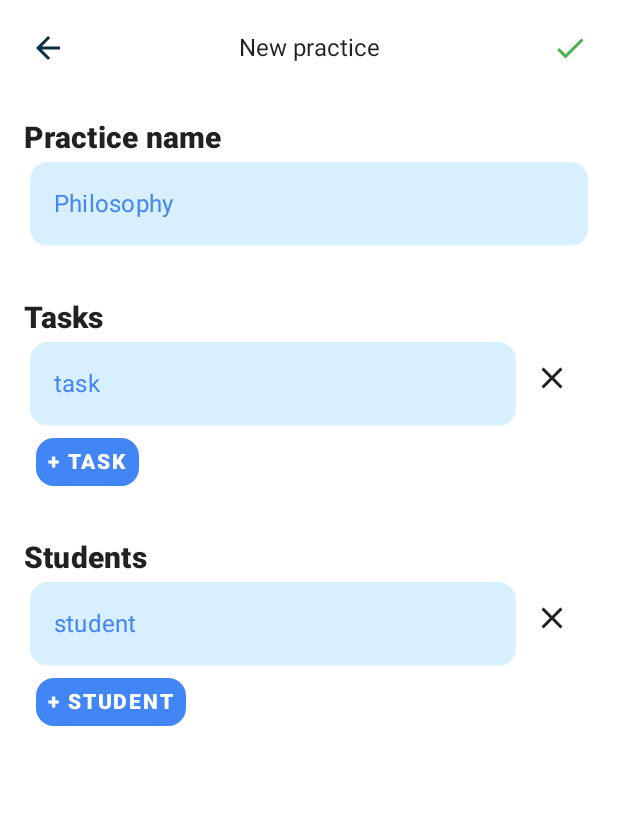
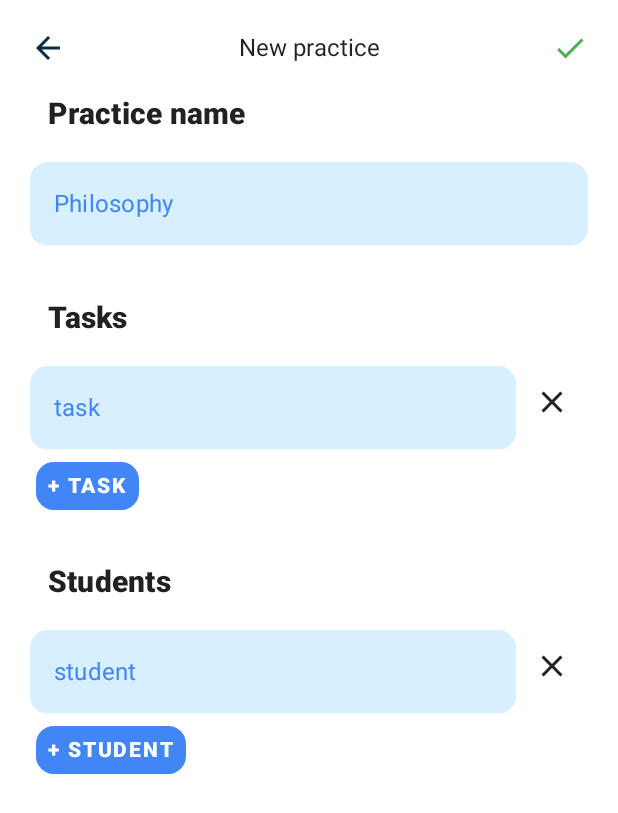
Before and after one commit to cryoggen/Student-Control, an Android app built with Jetpack Compose: the new_item_screen screen opened through its navigation route, on a phone screen of 412 x 824 dp. Shown: the top 813 px of the screen. Run offline under Robolectric (Android 15) with nearby library versions, the light colour scheme and no system bars; our stand-ins replace livedata-compose.

Commit message:
Refactoring EditPracticeScreen

```diff
--- a/app/src/main/AndroidManifest.xml
+++ b/app/src/main/AndroidManifest.xml
@@ -16,8 +16,8 @@
         <activity
             android:name=".presentation.ui.MainActivity"
             android:exported="true"
-            android:label="@string/app_name"
-            android:theme="@style/Theme.StudentControl">
+            android:theme="@style/Theme.StudentControl"
+            android:windowSoftInputMode="adjustResize" >
             <intent-filter>
                 <action android:name="android.intent.action.MAIN" />
 
--- a/app/src/main/java/com/cryoggen/studentcontrol/presentation/ui/edit/EditPracticeEditField.kt
+++ b/app/src/main/java/com/cryoggen/studentcontrol/presentation/ui/edit/EditPracticeEditField.kt
@@ -38,6 +38,7 @@ fun NewPracticeEditField(
     keyboardOptions: KeyboardOptions,
     placeholder: Int,
     editFieldStatus: EditFieldStatus,
+    focused: Boolean
 ) {
 
 
@@ -102,9 +103,11 @@ fun NewPracticeEditField(
 
             }
         }
+
+    if (focused) {
         DisposableEffect(Unit) {
             focusRequester.requestFocus()
             onDispose { }
         }
-
+    }
 }
--- a/app/src/main/java/com/cryoggen/studentcontrol/presentation/ui/edit/EditPracticeScreen.kt
+++ b/app/src/main/java/com/cryoggen/studentcontrol/presentation/ui/edit/EditPracticeScreen.kt
@@ -1,7 +1,12 @@
 package com.cryoggen.studentcontrol.presentation.ui.edit
 
+import android.annotation.SuppressLint
 import android.util.Log
 import androidx.compose.foundation.layout.*
+import androidx.compose.foundation.lazy.LazyColumn
+import androidx.compose.foundation.lazy.items
+import androidx.compose.foundation.lazy.itemsIndexed
+import androidx.compose.foundation.lazy.rememberLazyListState
 import androidx.compose.foundation.rememberScrollState
 import androidx.compose.foundation.text.KeyboardOptions
 import androidx.compose.foundation.verticalScroll
@@ -17,13 +22,22 @@ import androidx.compose.ui.text.input.KeyboardType
 import androidx.compose.ui.unit.dp
 import com.cryoggen.domain.models.*
 import com.cryoggen.studentcontrol.R
+import com.cryoggen.studentcontrol.ScreenStudentControlItem
 import com.cryoggen.studentcontrol.presentation.ui.list.ScreenState
 import com.cryoggen.studentcontrol.presentation.ui.list.SortStudents
 import com.cryoggen.studentcontrol.presentation.ui.menu.MenuScreen
 import com.cryoggen.studentcontrol.presentation.ui.menu.MenuType
 import com.cryoggen.studentcontrol.presentation.ui.navbar.Navbar
+import kotlinx.coroutines.delay
+import kotlinx.coroutines.launch
 import java.util.*
 
+enum class FocusFieldType {
+    TASK, STUDENT, NONE
+}
+
+
+@SuppressLint("CoroutineCreationDuringComposition")
 @Composable
 fun EditPracticeScreen(
     viewModel: EditPracticeScreenViewModel,
@@ -36,6 +50,13 @@ fun EditPracticeScreen(
         mutableStateOf(false)
     }
 
+    val listState = rememberLazyListState()
+
+    val coroutineScope = rememberCoroutineScope()
+
+    var focusFieldType by remember {
+        mutableStateOf(FocusFieldType.NONE)
+    }
 
     var menuOpen by remember { mutableStateOf(false) }
 
@@ -86,7 +107,7 @@ fun EditPracticeScreen(
             val mutableStateList = mutableStateListOf<TaskDomain>()
             val list = it.toList()
             for (i in list.indices step 2) {
-                mutableStateList.add(TaskDomain(it[i] as String, it[i+1] as String))
+                mutableStateList.add(TaskDomain(it[i] as String, it[i + 1] as String))
             }
             mutableStateList
         }
@@ -107,12 +128,13 @@ fun EditPracticeScreen(
                 list.add(student.id)
                 list.add(student.name)
             }
-            list},
+            list
+        },
         restore = {
             val mutableStateList = mutableStateListOf<StudentDomain>()
             val list = it.toList()
             for (i in list.indices step 2) {
-                mutableStateList.add(StudentDomain(it[i] as String, it[i+1] as String))
+                mutableStateList.add(StudentDomain(it[i] as String, it[i + 1] as String))
             }
             mutableStateList
         }
@@ -172,13 +194,15 @@ fun EditPracticeScreen(
             )
             Column(
                 modifier = Modifier
-                    .padding(16.dp)
+                    .padding(horizontal = 16.dp)
             ) {
 
-
+                LazyColumn(state = listState,modifier = Modifier.padding(vertical = 0.dp)) {
+                    item {
                         NewPracticeTextTitleEdit(text = stringResource(id = R.string.practice_name))
 
                         NewPracticeEditField(
+                            focused = false,
                             value = practice.name,
                             onValueChange = {
                                 practice = practice.copy(name = it)
@@ -193,21 +217,26 @@ fun EditPracticeScreen(
                         )
 
                         Spacer(Modifier.height(32.dp))
+                    }
 
+                    item {
                         NewPracticeTextTitleEdit(text = stringResource(id = R.string.tasks))
+                    }
 
-                for (i in 0 until tasks.size) {
+                    itemsIndexed(items = tasks) {indexTask, task,  ->
                         NewPracticeEditField(
-                        value = tasks[i].name,
+                            focused = (tasks.size - 1 == indexTask&&(focusFieldType == FocusFieldType.TASK)),
+                            value = task.name,
                             onValueChange = {
-                            tasks[i] = tasks[i].copy(name = it)
+                                tasks[indexTask] =
+                                    tasks[indexTask].copy(name = it)
                                 savePracticeButtonClicked = false
                             },
                             onDeleteEditField = {
-                            if (tasks[i].id != "") {
-                                viewModel.deleteTask(tasks[i].id)
+                                if (tasks[indexTask].id != "") {
+                                    viewModel.deleteTask(tasks[indexTask].id)
                                 }
-                            tasks.removeAt(i)
+                                tasks.removeAt(tasks.indexOf(task))
                             },
                             keyboardOptions = KeyboardOptions(
                                 keyboardType = KeyboardType.Text,
@@ -217,27 +246,36 @@ fun EditPracticeScreen(
                             editFieldStatus = EditFieldStatus.TASKS
                         )
                     }
-
+                    item {
                         NewPracticeScreenButton(
                             text = stringResource(id = R.string.new_task_name_text_button),
-                    addNewEditField = { tasks.add(TaskDomain(id = "", name = "")) }
+                            addNewEditField = {
+                                focusFieldType = FocusFieldType.TASK
+                                tasks.add(TaskDomain(id = "", name = ""))
+                            }
                         )
+                        Spacer(Modifier.height(32.dp))
+                    }
 
-                Spacer(Modifier.height(32.dp))
+                    item {
+                        NewPracticeTextTitleEdit(text = stringResource(id = R.string.students))
+                    }
 
-                NewPracticeTextTitleEdit(text = stringResource(id = R.string.students))
-                for (i in 0 until students.size) {
+                    itemsIndexed(items = students) { indexStudents, student ->
+
                         NewPracticeEditField(
-                        value = students[i].name,
+                            focused =  ((students.size - 1 == indexStudents)&&(focusFieldType == FocusFieldType.STUDENT)),
+                            value = students[indexStudents].name,
                             onValueChange = {
-                            students[i] = students[i].copy(name = it)
+                                students[indexStudents] =
+                                    students[indexStudents].copy(name = it)
                                 savePracticeButtonClicked = false
                             },
                             onDeleteEditField = {
-                            if (students[i].id != "") {
-                                viewModel.deleteStudent(students[i].id)
+                                if (students[students.indexOf(student)].id != "") {
+                                    viewModel.deleteStudent(students[students.indexOf(student)].id)
                                 }
-                            students.removeAt(i)
+                                students.removeAt(students.indexOf(student))
                             },
                             keyboardOptions = KeyboardOptions(
                                 keyboardType = KeyboardType.Text,
@@ -246,18 +284,33 @@ fun EditPracticeScreen(
                             placeholder = R.string.new_student_name_value,
                             editFieldStatus = EditFieldStatus.STUDENTS
                         )
+
+                        if ((students.size - 1 == indexStudents)&&(focusFieldType == FocusFieldType.STUDENT) ){
+                            coroutineScope.launch {
+                               delay(200)
+                                listState.scrollToItem(listState.layoutInfo.totalItemsCount)
                             }
+                        }
+                    }
+
+                    item {
                         NewPracticeScreenButton(
                             text = stringResource(id = R.string.new_student_text_button),
                             addNewEditField = {
+                                focusFieldType = FocusFieldType.STUDENT
+
                                 students.add(
                                     StudentDomain(
                                         id = "",
                                         name = "",
                                     )
                                 )
+
                             }
                         )
+                    }
+                }
+
             }
 
         }
--- a/app/src/main/java/com/cryoggen/studentcontrol/presentation/ui/edit/EditPracticeTextTitleEdit.kt
+++ b/app/src/main/java/com/cryoggen/studentcontrol/presentation/ui/edit/EditPracticeTextTitleEdit.kt
@@ -18,7 +18,8 @@ fun NewPracticeTextTitleEdit(
 ) {
     Box(
         modifier = Modifier
-            .padding(0.dp)
+            .padding(horizontal =  16.dp)
+            .padding(bottom = 16.dp)
 
     ) {
         Text(
--- a/app/src/main/java/com/cryoggen/studentcontrol/presentation/ui/list/ScreenStudentControl.kt
+++ b/app/src/main/java/com/cryoggen/studentcontrol/presentation/ui/list/ScreenStudentControl.kt
@@ -1,6 +1,9 @@
 package com.cryoggen.studentcontrol.presentation.ui.list
 
+import android.icu.util.Calendar
+import android.os.Build
 import android.util.Log
+import androidx.annotation.RequiresApi
 import androidx.compose.foundation.layout.*
 import androidx.compose.material.FloatingActionButton
 import androidx.compose.material.Icon
@@ -28,6 +31,7 @@ enum class SortStudents {
     CHECKED, UNCHECKED, ALL, NONE
 }
 
+@RequiresApi(Build.VERSION_CODES.N)
 @Composable
 fun ScreenStudentControl(
     screenState: ScreenState,
@@ -47,6 +51,8 @@ fun ScreenStudentControl(
         is ScreenState.Practices -> {
             viewModel.getPractices()
             screenState.listPractices = practices
+
+
         }
 
         is ScreenState.Tasks -> {
--- a/domain/src/main/java/com/cryoggen/domain/models/StudentControlDomain.kt
+++ b/domain/src/main/java/com/cryoggen/domain/models/StudentControlDomain.kt
@@ -6,7 +6,7 @@ import java.util.*
 data class PracticeDomain(
     val id:String = UUID.randomUUID().toString(),
     var name: String,
-    val date:String = Date().toString()
+    val date:String = Calendar.getInstance().time.time.toString()
 )
 
 data class StudentControlDomain(
@@ -29,7 +29,7 @@ data class CheckedStudentDomain(
 data class TaskDomain(
     var id:String = UUID.randomUUID().toString(),
     var name: String,
-    val date:String = Date().toString()
+    val date:String = Calendar.getInstance().time.time.toString()
 )
 
 data class StudentDomain(
```
Lines whose indentation alone changed are shown as unchanged.
